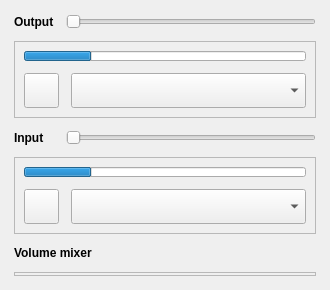
rampageX/QuickSoundSwitcher, file Panel/Panel.ui: the form before one commit.
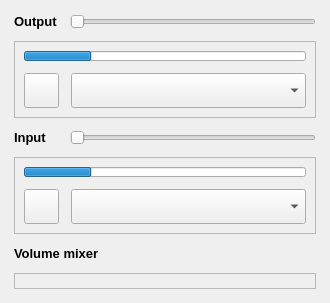
The form after the commit.

Diff of the .ui file:
```diff
--- a/Panel/Panel.ui
+++ b/Panel/Panel.ui
@@ -7,7 +7,7 @@
     <x>0</x>
     <y>0</y>
     <width>330</width>
-    <height>290</height>
+    <height>303</height>
    </rect>
   </property>
   <property name="windowTitle">
@@ -66,6 +66,7 @@
         </property>
         <property name="font">
          <font>
+          <pointsize>10</pointsize>
           <bold>true</bold>
          </font>
         </property>
@@ -187,6 +188,7 @@
         </property>
         <property name="font">
          <font>
+          <pointsize>10</pointsize>
           <bold>true</bold>
          </font>
         </property>
@@ -290,6 +292,7 @@
        <widget class="QLabel" name="label_3">
         <property name="font">
          <font>
+          <pointsize>10</pointsize>
           <bold>true</bold>
          </font>
         </property>
```
Left out of the diff: 10 changed lines with no effect on the pictures.
